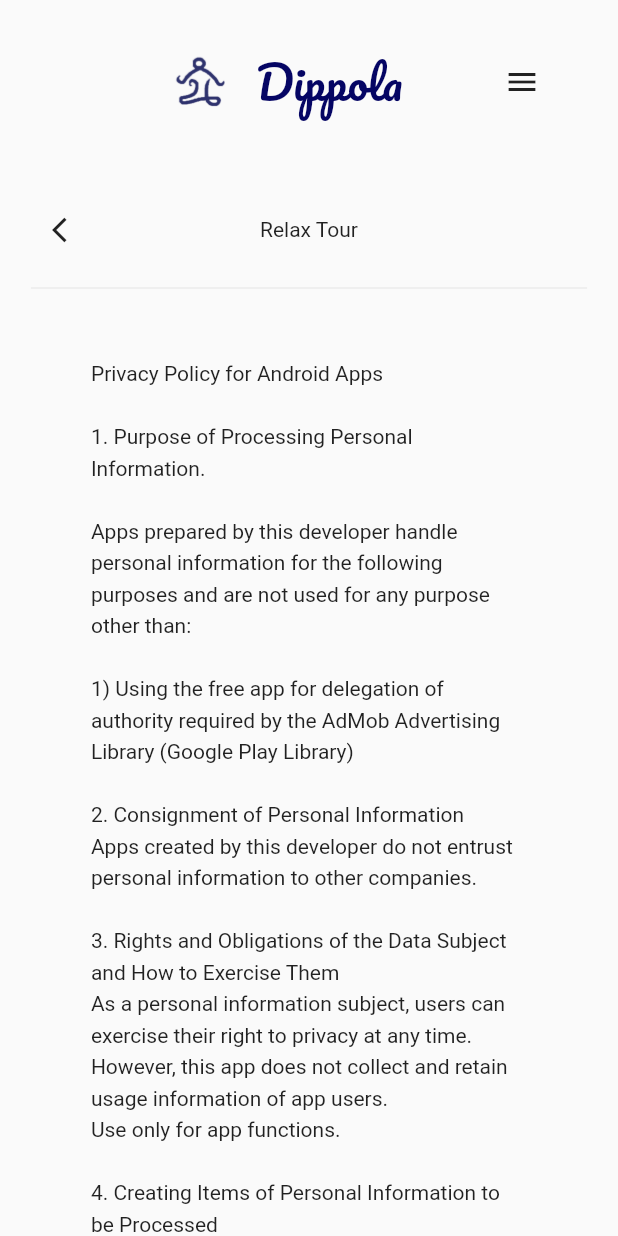
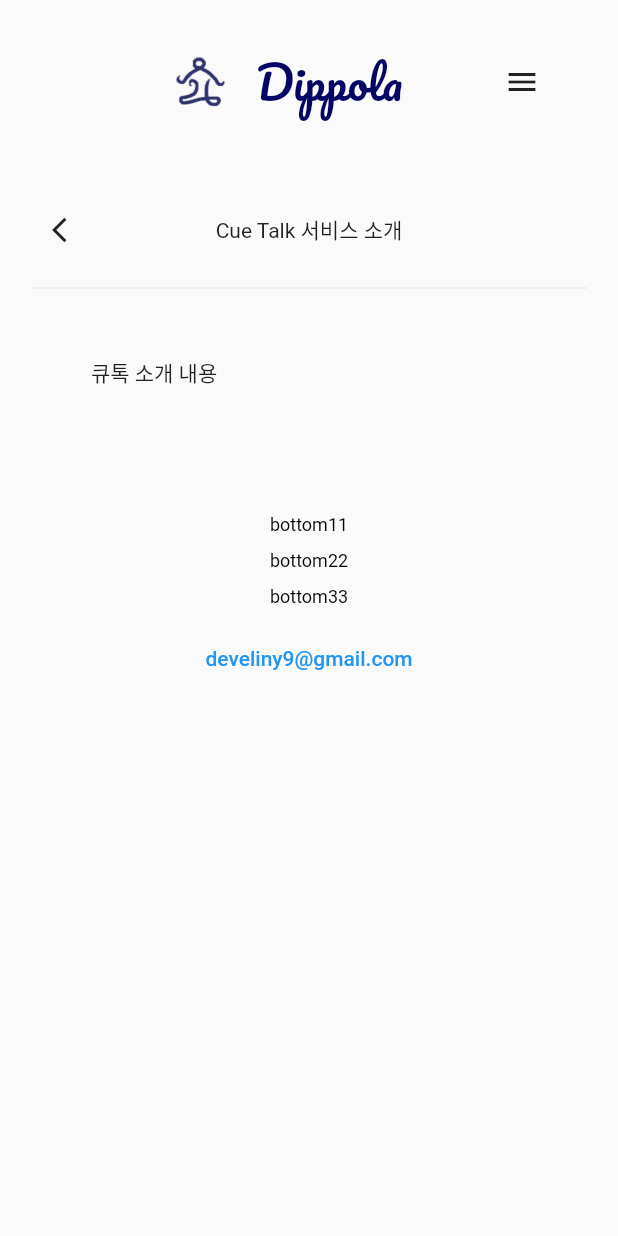
Before and after one commit to dippola/dippola, a Flutter app: the Product screen opened by its route, after a tap on the "menu" icon, after a tap on "VIEW MORE", after a tap on "Privacy Policy", on a phone screen of 412 x 824 dp. Run offline on Flutter 3.47's test engine with Material 2 defaults, Android fonts, the light colour scheme and no system bars; our stand-ins replace google_fonts, url_strategy; missing offline and left inert: scroll_page_view.

Commit message:
Initial commit4

```diff
--- /dev/null
+++ b/lib/detail/cuetalkapp_detail.dart
@@ -0,0 +1,89 @@
+import 'package:dippola/app_bar.dart';
+import 'package:dippola/bottom_bar.dart';
+import 'package:dippola/get_size.dart';
+import 'package:dippola/navi_item.dart';
+import 'package:dippola/privacy_policy/privacy_policy_text.dart';
+import 'package:flutter/material.dart';
+
+class DetailCueTalk extends StatelessWidget {
+  const DetailCueTalk({Key? key}) : super(key: key);
+
+  @override
+  Widget build(BuildContext context) {
+    return Scaffold(
+      endDrawerEnableOpenDragGesture: false,
+      endDrawer: ConstrainedBox(
+        constraints: BoxConstraints(minWidth: 150, maxWidth: 160),
+        child: NavItem(),
+      ),
+      drawerEnableOpenDragGesture: false,
+      body: Container(
+        child: SingleChildScrollView(
+          child: Column(
+            crossAxisAlignment: CrossAxisAlignment.start,
+            mainAxisAlignment: MainAxisAlignment.spaceBetween,
+            children: [
+              MyAppBar(),
+              DetailCueTalkDesktop(),
+              BottomBar(),
+            ],
+          ),
+        ),
+      ),
+    );
+  }
+}
+
+class DetailCueTalkDesktop extends StatelessWidget {
+  const DetailCueTalkDesktop({Key? key}) : super(key: key);
+
+  @override
+  Widget build(BuildContext context) {
+    Size size = MediaQuery.of(context).size;
+    return Center(
+      child: Container(
+        // width: size.width * 0.8,
+        width: !isMobile(context) ? size.width * 0.8 : size.width * 0.9,
+        padding: EdgeInsets.symmetric(vertical: 20.0),
+        child: Column(
+          children: [
+            Row(
+              mainAxisAlignment: MainAxisAlignment.spaceBetween,
+              children: [
+                IconButton(
+                  onPressed: () {
+                    Navigator.pop(context);
+                  },
+                  icon: Icon(Icons.arrow_back_ios),
+                  iconSize: 20.0,
+                ),
+                Text('Cue Talk 서비스 소개'),
+                Opacity(
+                  opacity: 0.0,
+                  child: IconButton(
+                    onPressed: null,
+                    icon: Icon(Icons.arrow_back_ios),
+                    iconSize: 20.0,
+                  ),
+                )
+              ],
+            ),
+            Divider(
+              height: 30.0,
+              thickness: 0.5,
+            ),
+            Container(
+              // width: size.width * 0.7,
+              width: !isMobile(context) ? size.width * 0.7 : size.width * 0.9,
+              padding: EdgeInsets.symmetric(vertical: 30.0, horizontal: 40.0),
+              child: Column(
+                crossAxisAlignment: CrossAxisAlignment.start,
+                children: [SelectableText(CueTalkText.text, style: TextStyle(height: 1.5),)],
+              ),
+            ),
+          ],
+        ),
+      ),
+    );
+  }
+}
--- a/lib/main.dart
+++ b/lib/main.dart
@@ -1,3 +1,4 @@
+import 'package:dippola/detail/cuetalkapp_detail.dart';
 import 'package:dippola/page/about_screen.dart';
 import 'package:dippola/page/contact_screen.dart';
 import 'package:dippola/page/home_sceen.dart';
@@ -27,7 +28,8 @@ class MyDevWeb extends StatelessWidget {
         "/product": (context) => Product(),
         "/contact": (context) => ContactUs(),
         "/product/relax_tour_privacy_policy": (context) => PrivacyPolicyRelaxTour(),
-        "/product/nha_privacy_policy": (context) => PrivacyPolicyNha()
+        "/product/nha_privacy_policy": (context) => PrivacyPolicyNha(),
+        "/product/cuetalk": (context) => DetailCueTalk(),
       },
     );
   }
--- a/lib/page/product_screen.dart
+++ b/lib/page/product_screen.dart
@@ -67,6 +67,29 @@ class DesktopProductList extends StatelessWidget {
             Expanded(
               child: DesktopProductItem(
                 textSize: 17.0,
+                title: '큐톡',
+                img: ClipRRect(
+                  borderRadius: BorderRadius.circular(30.0),
+                  child: Image.asset(
+                    'images/githubicon.png',
+                    width: size.width * 0.1,
+                  ),
+                ),
+                text:
+                    '큐톡설명 큐톡설명 큐톡설명 큐톡설명 큐톡설명 큐톡설명 ',
+                onPressed: () {
+                  LaunchUrl._launchURLRelaxTour();
+                },
+                privacyPressed: () {
+                  Navigator.pushNamed(
+                      context, '/product/cuetalk');
+                },
+              ),
+            ),
+            SizedBox(width: 30.0),
+            Expanded(
+              child: DesktopProductItem(
+                textSize: 17.0,
                 title: 'Relax Tour',
                 img: ClipRRect(
                   borderRadius: BorderRadius.circular(30.0),
@@ -76,7 +99,7 @@ class DesktopProductList extends StatelessWidget {
                   ),
                 ),
                 text:
-                    'Are you not satisfied with your relaxation?\n\ndo you want your break time to be more efficient?\nThe solution is in this app Relax Tour',
+                'Are you not satisfied with your relaxation?\n\ndo you want your break time to be more efficient?\nThe solution is in this app Relax Tour',
                 onPressed: () {
                   LaunchUrl._launchURLRelaxTour();
                 },
@@ -86,7 +109,11 @@ class DesktopProductList extends StatelessWidget {
                 },
               ),
             ),
-            SizedBox(width: 30.0),
+          ],
+        ),
+        SizedBox(height: 20.0),
+        Row(
+          children: [
             Expanded(
               child: DesktopProductItem(
                 textSize: 15.0,
@@ -99,7 +126,7 @@ class DesktopProductList extends StatelessWidget {
                   ),
                 ),
                 text:
-                    '국민가수 나훈아 노래를 인기순으로 볼 수 있습니다.\n나훈아 팬분들의 연령을 감안해 최대한 간단한 조작법으로 재작되었습니다.\n나훈아의 모든 노래를 영상과 함께 무료로 감상하세요!',
+                '국민가수 나훈아 노래를 인기순으로 볼 수 있습니다.\n나훈아 팬분들의 연령을 감안해 최대한 간단한 조작법으로 재작되었습니다.\n나훈아의 모든 노래를 영상과 함께 무료로 감상하세요!',
                 onPressed: () {
                   LaunchUrl._launchURLNha();
                 },
@@ -108,11 +135,7 @@ class DesktopProductList extends StatelessWidget {
                 },
               ),
             ),
-          ],
-        ),
-        SizedBox(height: 20.0),
-        Row(
-          children: [
+            SizedBox(width: 30.0),
             Expanded(
               child: DesktopProductItem(
                 textSize: 15.0,
@@ -134,12 +157,6 @@ class DesktopProductList extends StatelessWidget {
                 },
               ),
             ),
-            SizedBox(width: 30.0),
-            Expanded(
-              child: Container(
-                height: 300,
-              ),
-            ),
           ],
         ),
       ],
@@ -154,6 +171,27 @@ class TabProductList extends StatelessWidget {
   Widget build(BuildContext context) {
     return Column(
       children: [
+        TabProductItem(
+          title: '큐톡',
+          img: ClipRRect(
+            borderRadius: BorderRadius.circular(30.0),
+            child: Image.asset(
+              'images/githubicon.png',
+              width: 130,
+            ),
+          ),
+          text:
+          '큐톡설명 큐톡설명 큐톡설명 큐톡설명 큐톡설명 큐톡설명 ',
+          textSize: 14.0,
+          onPressed: () {
+            LaunchUrl._launchURLNha();
+          },
+          privacyPressed: () {
+            Navigator.pushNamed(
+                context, '/product/cuetalk');
+          },
+        ),
+        SizedBox(height: 30.0),
         TabProductItem(
           title: 'Relax Tour',
           img: ClipRRect(
@@ -226,6 +264,22 @@ class MobileProductList extends StatelessWidget {
     Size size = MediaQuery.of(context).size;
     return Column(
       children: [
+        MobileProductItem(
+          img:
+          Image.asset('images/githubicon.png', width: size.width * 0.27),
+          title: '큐톡',
+          text:
+          '큐톡설명 큐톡설명 큐톡설명 큐톡설명 큐톡설명 큐톡설명 ',
+          size: size,
+          onPressed: () {
+            LaunchUrl._launchURLRelaxTour();
+          },
+          privacyPressed: () {
+            Navigator.pushNamed(
+                context, '/product/cuetalk');
+          },
+        ),
+        SizedBox(height: 20.0),
         MobileProductItem(
           img:
               Image.asset('images/relaxtouricon.png', width: size.width * 0.27),
--- a/lib/privacy_policy/privacy_policy_text.dart
+++ b/lib/privacy_policy/privacy_policy_text.dart
@@ -5,3 +5,7 @@ class RelaxTourText {
 class NhaText{
   static String text = '안드로이드앱 개인정보취급방침\n\n1. 개인정보의 처리 목적. 본 개발자가 작성한 앱은(는) 다음의 목적을 위하여 개인정보를 처리하고 있으며, 다음의 목적 이외의 용도로는 이용하지 않습니다.\n\n1) 무료 앱에서 Admob 광고 라이브러리(Google Play Lib)가 필요로 하는 권한 위임을 위해 사용\n\n2. 개인정보처리 위탁 여부\n본 개발자의 앱은 타 업체에 개인정보처리를 위탁하지 않습니다.\n\n3. 정보주체의 권리,의무 및 그 행사방법\n이용자는 개인정보주체로서 언제든지 개인정보 보호 관련 권리를 행사할 수 있습니다.\n다만, 본 앱은 앱 사용자의 사용정보를 수집 및 보유하지 않습니다. 앱 기능에 활용에만 사용합니다.\n\n4. 처리하는 개인정보의 항목 작성\n다음의 개인정보 항목을 처리하고 있습니다.\n\nandroid.permission.INTERNET: Admob 광고와 Youtube 영상 재생을 위해 사용합니다.\nandroid.permission.ACCESS_NETWORK_STATE: : Admob 광고를 위해, 모바일 네트워크 사용 유무 확인을 위해 사용합니다.\n\n5. 개인정보의 파기\n앱 사용자의 사용정보를 수집 및 보유하지 않습니다. 따라서 파기해야하는 개인정보를 가지고 있지 않습니다.\n\n6. 개인정보의 안전성 확보 조치\n앱 사용자의 사용정보를 수집 및 보유하지 않습니다.';
 }
+
+class CueTalkText{
+  static String text = '큐톡 소개 내용';
+}
```
